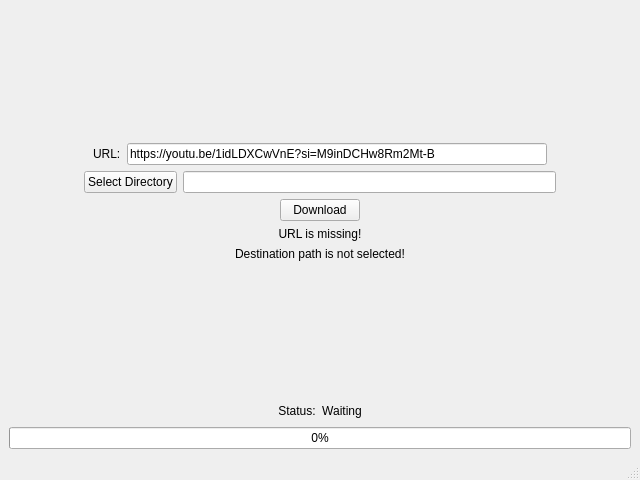
The window that maingui.ui (Bundes197/yt-dlp-gui) describes before a commit, drawn with Qt 5.
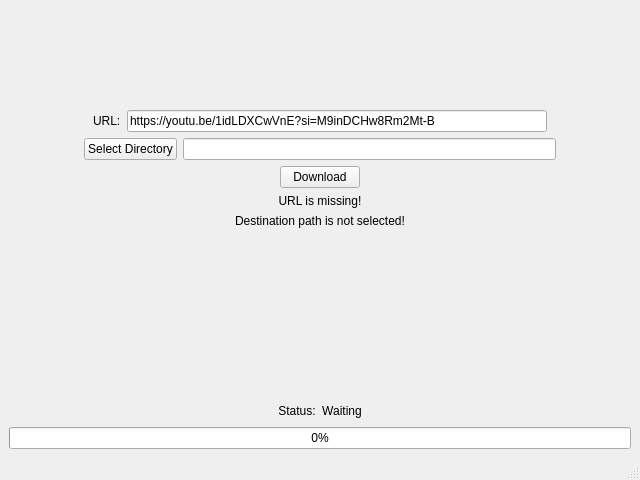
The same window after the commit.

Commit message: feat: dynamic color change by OS theme

What changed in the file:
```diff
--- a/maingui.ui
+++ b/maingui.ui
@@ -160,6 +160,8 @@
      </layout>
     </item>
     <item>
+     <layout class="QVBoxLayout" name="verticalLayout_2">
+      <item>
      <widget class="QLabel" name="urlErrorLabel">
       <property name="enabled">
        <bool>true</bool>
@@ -181,6 +183,21 @@
        <set>Qt::AlignmentFlag::AlignCenter</set>
       </property>
      </widget>
+      </item>
+      <item>
+       <spacer name="verticalSpacer_3">
+        <property name="orientation">
+         <enum>Qt::Orientation::Vertical</enum>
+        </property>
+        <property name="sizeHint" stdset="0">
+         <size>
+          <width>20</width>
+          <height>40</height>
+         </size>
+        </property>
+       </spacer>
+      </item>
+     </layout>
     </item>
     <item>
      <spacer name="verticalSpacer_2">
```
Lines whose indentation alone changed are shown as unchanged. The commit also changes 2 other files.
